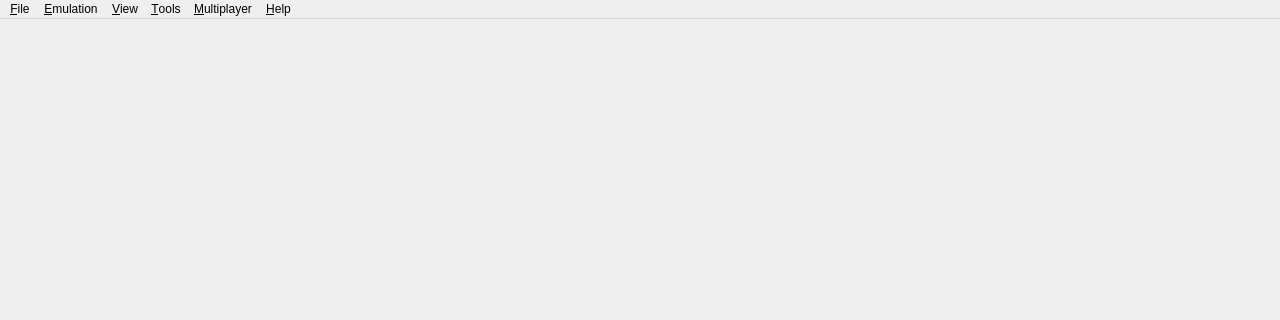
First picture: the form in src/yuzu/main.ui, repository openpak/eden, before the edit; both pictures show x 0 to 1280 and y 0 to 320 of the 1280 by 720 pixel window.
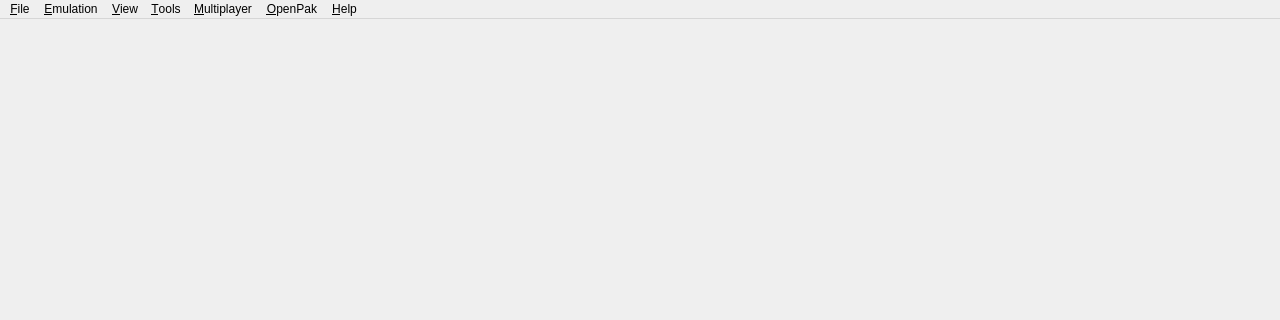
Second picture: the form after the edit. Icons and pictures are not drawn.

Commit message:
OpenPak: a menu of its own, the same as Citron's
The OpenPak items leave Tools for a top-level OpenPak menu with
Citron's items in Citron's order: Open Account Page (sign-in first
when signed out), Sign In, Sign Out, OpenPak account at startup, Enable
Network Redirection.

Patch:
```diff
--- a/src/yuzu/main.ui
+++ b/src/yuzu/main.ui
@@ -169,6 +169,16 @@
     <addaction name="action_Show_Room"/>
     <addaction name="action_Leave_Room"/>
    </widget>
+   <widget class="QMenu" name="menu_OpenPak">
+    <property name="title">
+     <string>&amp;OpenPak</string>
+    </property>
+    <addaction name="action_OpenPak_Account"/>
+    <addaction name="action_OpenPak_Sign_In"/>
+    <addaction name="action_OpenPak_Sign_Out"/>
+    <addaction name="separator"/>
+    <addaction name="action_OpenPak_Enable_Redirection"/>
+   </widget>
    <widget class="QMenu" name="menu_Tools">
     <property name="title">
      <string>&amp;Tools</string>
@@ -248,6 +258,7 @@
    <addaction name="menu_View"/>
    <addaction name="menu_Tools"/>
    <addaction name="menu_Multiplayer"/>
+   <addaction name="menu_OpenPak"/>
    <addaction name="menu_Help"/>
   </widget>
   <action name="action_Install_File_NAND">
```
Left out of the diff: 12 changed lines with no effect on the pictures. The commit also changes 2 other files.
